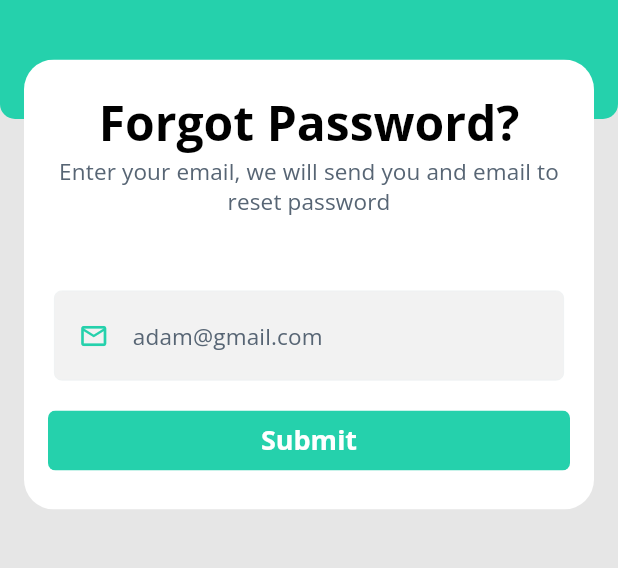
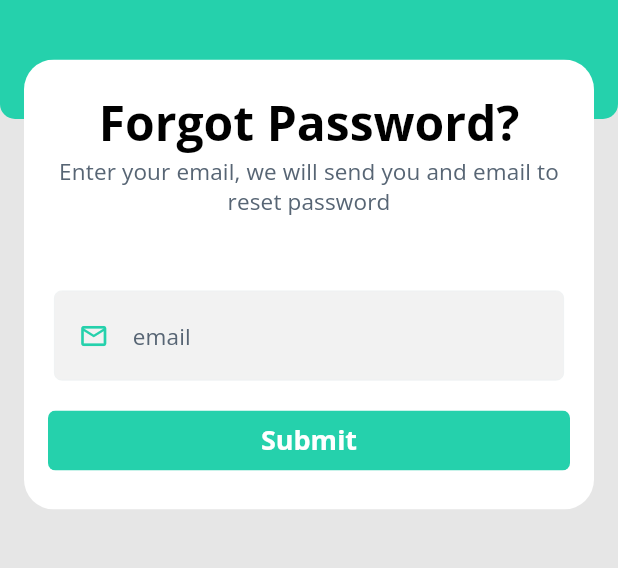
Before and after one commit to melanie-lei/Skule-News, a Flutter app: the ForgotPassword screen opened directly, on a phone screen of 412 x 824 dp, the part 293-861 px from its top. Run offline on Flutter 3.47's test engine with Material 2 defaults, Android fonts, the phone set to English and light mode, and no system bars; our stand-ins replace another_flushbar, cached_network_image, cloud_firestore, connectivity, country_picker, dotted_line and 39 more; missing offline and left inert: adaptive_action_sheet, currency_picker, dart:html, file_saver, firebase_storage_web, flutter_dropdown and 6 more; accounts and stored records are empty.

Commit message:
updated more hint text | the adam slander continues

```diff
--- a/source code/admin_panel/lib/screens/user/forgot_password.dart
+++ b/source code/admin_panel/lib/screens/user/forgot_password.dart
@@ -100,7 +100,7 @@ class ForgotPasswordState extends State<ForgotPassword> {
                     Obx(() => InputField(
                       icon: ThemeIcon.email,
                       cornerRadius: 5,
-                      hintText: 'adam@gmail.com',
+                      hintText: 'email',
                       controller: loginController.email.value,
                       onChanged: (phone) {},
                       showBorder: true,
--- a/source code/author_panel/lib/screens/user/forgot_password.dart
+++ b/source code/author_panel/lib/screens/user/forgot_password.dart
@@ -100,7 +100,7 @@ class ForgotPasswordState extends State<ForgotPassword> {
                     Obx(() => InputField(
                           icon: ThemeIcon.email,
                           cornerRadius: 5,
-                          hintText: 'adam@gmail.com',
+                          hintText: 'email',
                           controller: loginController.email.value,
                           onChanged: (phone) {},
                           showBorder: true,
--- a/source code/mobile/lib/screens/user/forgot_password.dart
+++ b/source code/mobile/lib/screens/user/forgot_password.dart
@@ -113,7 +113,7 @@ class ForgotPasswordState extends State<ForgotPassword> {
                     InputField(
                       icon: ThemeIcon.email,
                       cornerRadius: 5,
-                      hintText: 'adam@gmail.com',
+                      hintText: 'email',
                       controller: enterEmail,
                       onChanged: (phone) {},
                       showBorder: true,
```
